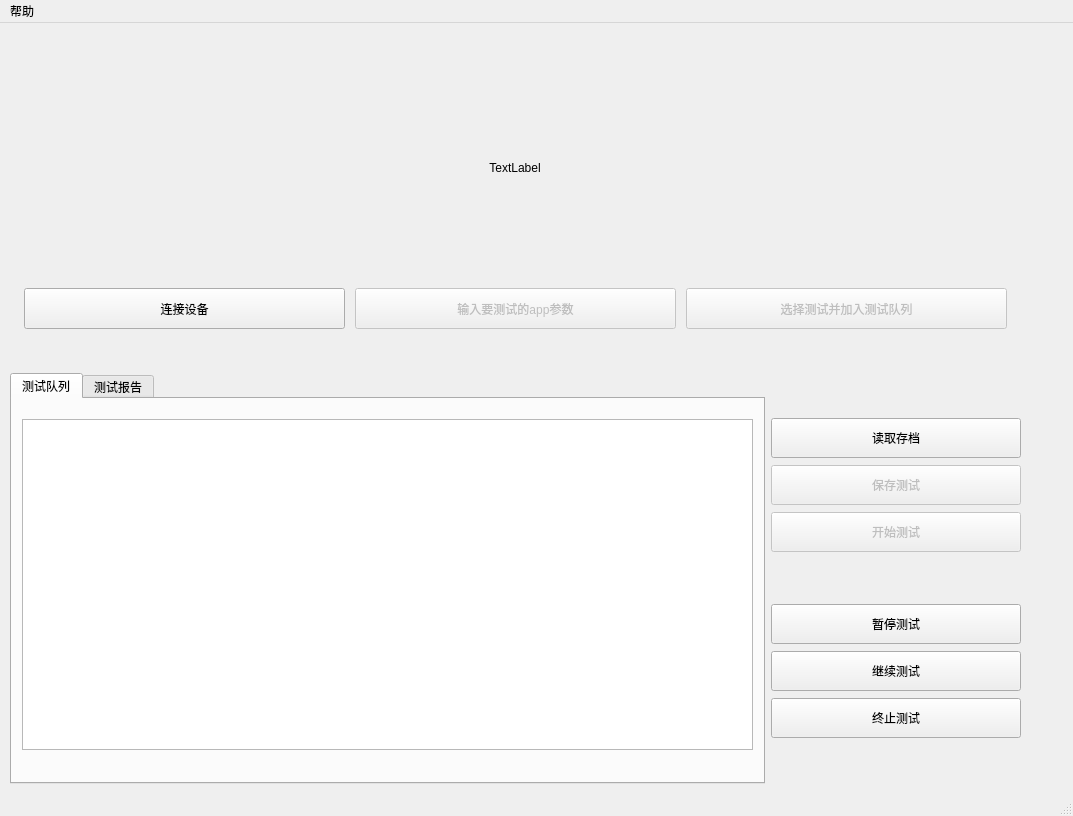
Above: GUI/main_ui_test/test_ui_d/test_ui.ui from buaanostop/- before the change. Below: the same form after it.
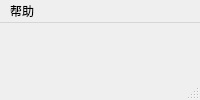
That is the form after the change.

```diff
--- a/GUI/main_ui_test/test_ui_d/test_ui.ui
+++ b/GUI/main_ui_test/test_ui_d/test_ui.ui
@@ -7,7 +7,7 @@
     <x>0</x>
     <y>0</y>
     <width>1073</width>
-    <height>816</height>
+    <height>0</height>
    </rect>
   </property>
   <property name="sizePolicy">
@@ -76,6 +76,9 @@
         <layout class="QVBoxLayout" name="verticalLayout">
          <item>
           <widget class="QPushButton" name="loadButton">
+           <property name="enabled">
+            <bool>false</bool>
+           </property>
            <property name="minimumSize">
             <size>
              <width>250</width>
```
